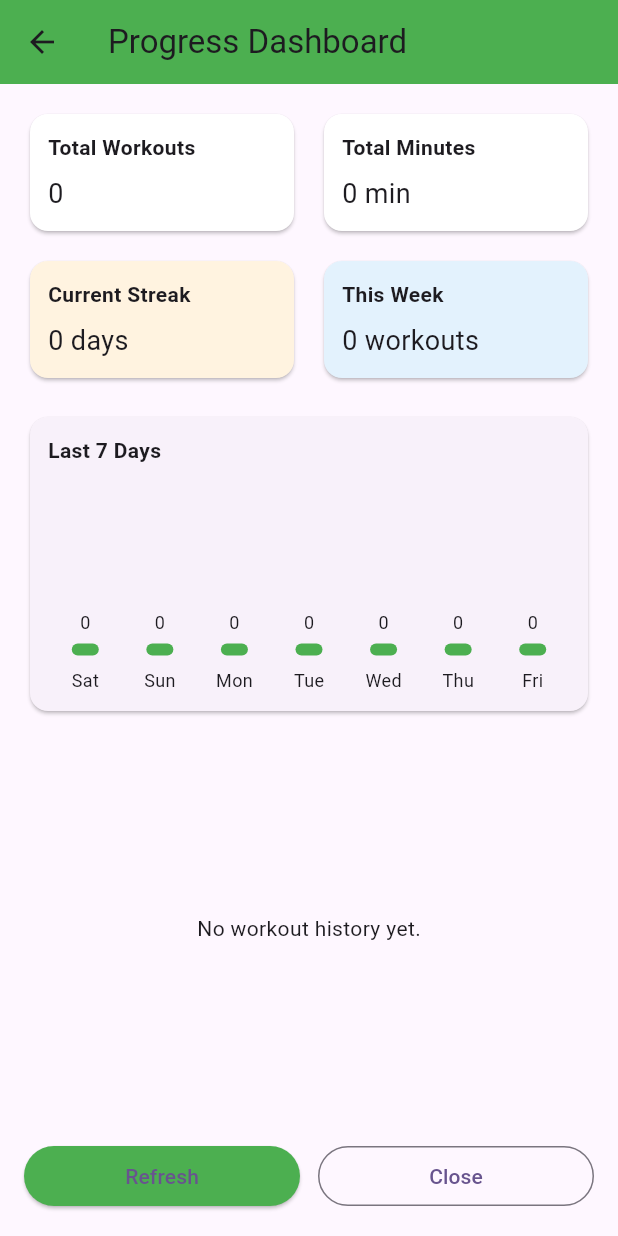
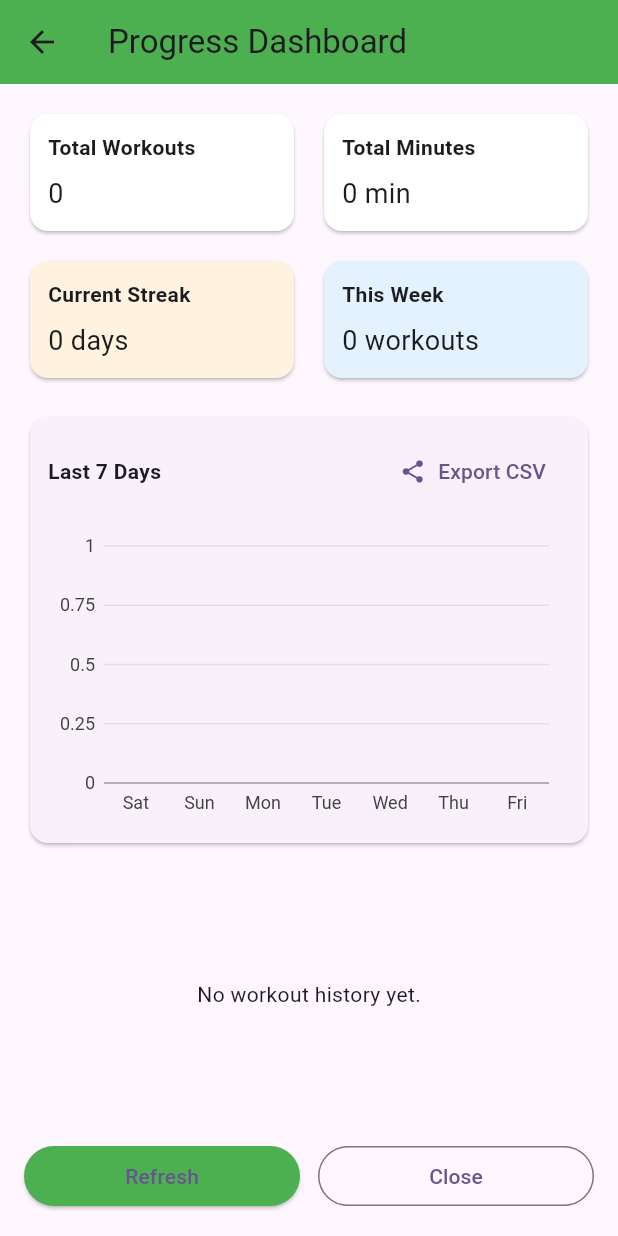
Before and after one commit to Ramslon/Fitness-Aura-Athletix-App, a Flutter app: the ProgressDashboardScreen screen opened directly, on a phone screen of 412 x 824 dp. Run offline on Flutter 3.47's test engine with Material 3 defaults, Android fonts, the phone set to English and light mode, and no system bars; our stand-ins replace charts_flutter, cross_file, share_plus, shared_preferences; accounts and stored records are empty.

Commit message:
feat: add charts_flutter chart and CSV export/share for progress dashboard

```diff
--- a/lib/presentation/screens/progress_dashboard_screen.dart
+++ b/lib/presentation/screens/progress_dashboard_screen.dart
@@ -1,5 +1,11 @@
+import 'dart:io';
+
 import 'package:flutter/material.dart';
 import 'package:fitness_aura_athletix/services/storage_service.dart';
+import 'package:charts_flutter/flutter.dart' as charts;
+import 'package:share_plus/share_plus.dart';
+import 'package:path_provider/path_provider.dart';
+import 'package:cross_file/cross_file.dart';
 
 class ProgressDashboardScreen extends StatefulWidget {
   const ProgressDashboardScreen({super.key});
@@ -108,14 +114,21 @@ class _ProgressDashboardScreenState extends State<ProgressDashboardScreen> {
                       child: Column(
                         crossAxisAlignment: CrossAxisAlignment.start,
                         children: [
-                          const Text('Last 7 Days', style: TextStyle(fontWeight: FontWeight.bold)),
+                          Row(
+                            mainAxisAlignment: MainAxisAlignment.spaceBetween,
+                            children: [
+                              const Text('Last 7 Days', style: TextStyle(fontWeight: FontWeight.bold)),
+                              TextButton.icon(
+                                onPressed: _exportCsv,
+                                icon: const Icon(Icons.share),
+                                label: const Text('Export CSV'),
+                              )
+                            ],
+                          ),
                           const SizedBox(height: 12),
                           SizedBox(
-                            height: 140,
-                            child: Row(
-                              crossAxisAlignment: CrossAxisAlignment.end,
-                              children: _buildLast7Bars(),
-                            ),
+                            height: 200,
+                            child: _buildChart(),
                           ),
                         ],
                       ),
@@ -192,4 +205,63 @@ class _ProgressDashboardScreenState extends State<ProgressDashboardScreen> {
       );
     });
   }
+
+  Widget _buildChart() {
+    final data = <_DayCount>[];
+    final now = DateTime.now();
+    final ordered = List.generate(7, (i) {
+      final d = now.subtract(Duration(days: 6 - i));
+      final key = '${d.year}-${d.month.toString().padLeft(2, '0')}-${d.day.toString().padLeft(2, '0')}';
+      final count = _last7DaysCounts[key] ?? 0;
+      final label = '${['Sun', 'Mon', 'Tue', 'Wed', 'Thu', 'Fri', 'Sat'][d.weekday % 7]}';
+      return _DayCount(label, count);
+    });
+
+    data.addAll(ordered);
+
+    final series = [
+      charts.Series<_DayCount, String>(
+        id: 'workouts',
+        domainFn: (d, _) => d.day,
+        measureFn: (d, _) => d.count,
+        colorFn: (_, __) => charts.MaterialPalette.green.shadeDefault,
+        data: data,
+      ),
+    ];
+
+    return charts.BarChart(
+      series,
+      animate: true,
+      domainAxis: const charts.OrdinalAxisSpec(renderSpec: charts.SmallTickRendererSpec(labelRotation: 0)),
+    );
+  }
+
+  Future<void> _exportCsv() async {
+    try {
+      final rows = <String>['date,count'];
+      // Ensure deterministic ordering
+      final orderedKeys = _last7DaysCounts.keys.toList()..sort();
+      for (final k in orderedKeys) {
+        rows.add('$k,${_last7DaysCounts[k]}');
+      }
+      final csv = rows.join('\n');
+
+      final dir = await getTemporaryDirectory();
+      final file = File('${dir.path}/progress_${DateTime.now().toIso8601String()}.csv');
+      await file.writeAsString(csv);
+
+      // Use share_plus to share the CSV file
+      await Share.shareXFiles([XFile(file.path)], text: 'Progress data (last 7 days)');
+    } catch (e) {
+      ScaffoldMessenger.of(context).showSnackBar(SnackBar(content: Text('Export failed: $e')));
+    }
+  }
+
 }
+
+class _DayCount {
+  final String day;
+  final int count;
+  _DayCount(this.day, this.count);
+}
+}
--- a/pubspec.yaml
+++ b/pubspec.yaml
@@ -36,6 +36,9 @@ dependencies:
   cupertino_icons: ^1.0.8
   shared_preferences: ^2.0.15
   http: ^1.1.0
+  charts_flutter: ^0.12.0
+  share_plus: ^6.3.0
+  path_provider: ^2.0.15
 
 dev_dependencies:
   flutter_test:
```
